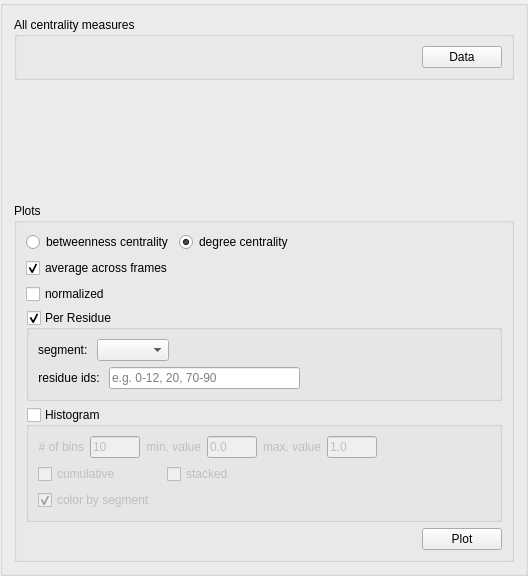
Old version of the form ui/centrality.ui in the repository maltesie/bridge2.
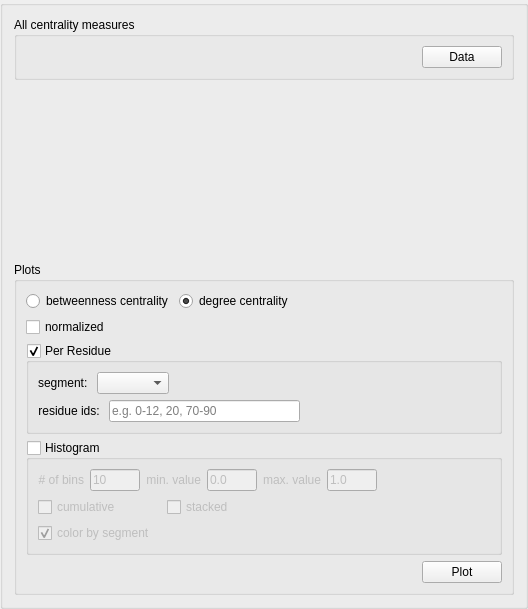
New version of the form.

Patch:
```diff
--- a/ui/centrality.ui
+++ b/ui/centrality.ui
@@ -7,7 +7,7 @@
     <x>0</x>
     <y>0</y>
     <width>528</width>
-    <height>576</height>
+    <height>609</height>
    </rect>
   </property>
   <property name="sizePolicy">
@@ -106,19 +106,6 @@
         </item>
        </layout>
       </item>
-      <item>
-       <widget class="QCheckBox" name="checkBox_averaged_frames">
-        <property name="toolTip">
-         <string>&lt;html&gt;&lt;head/&gt;&lt;body&gt;&lt;p align=&quot;justify&quot;&gt;Toggle, if absolute number of connections or time averaged number of connections are used.&lt;/p&gt;&lt;/body&gt;&lt;/html&gt;</string>
-        </property>
-        <property name="text">
-         <string>average across frames</string>
-        </property>
-        <property name="checked">
-         <bool>true</bool>
-        </property>
-       </widget>
-      </item>
       <item>
        <widget class="QCheckBox" name="checkBox_normalized">
         <property name="text">
```
